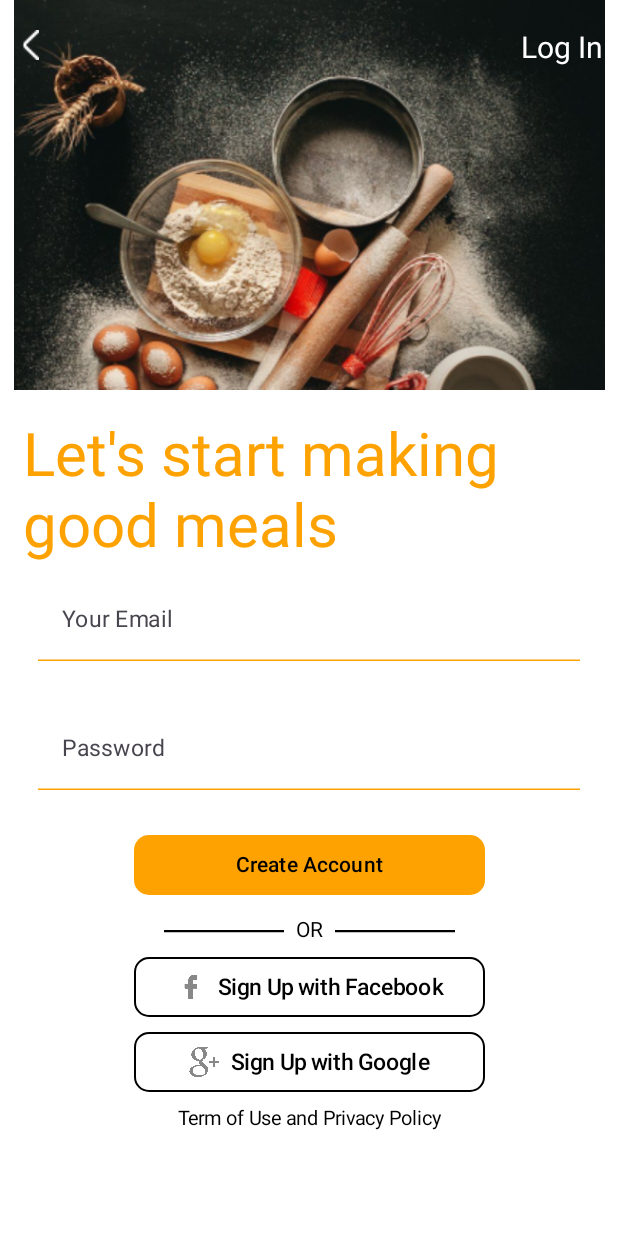
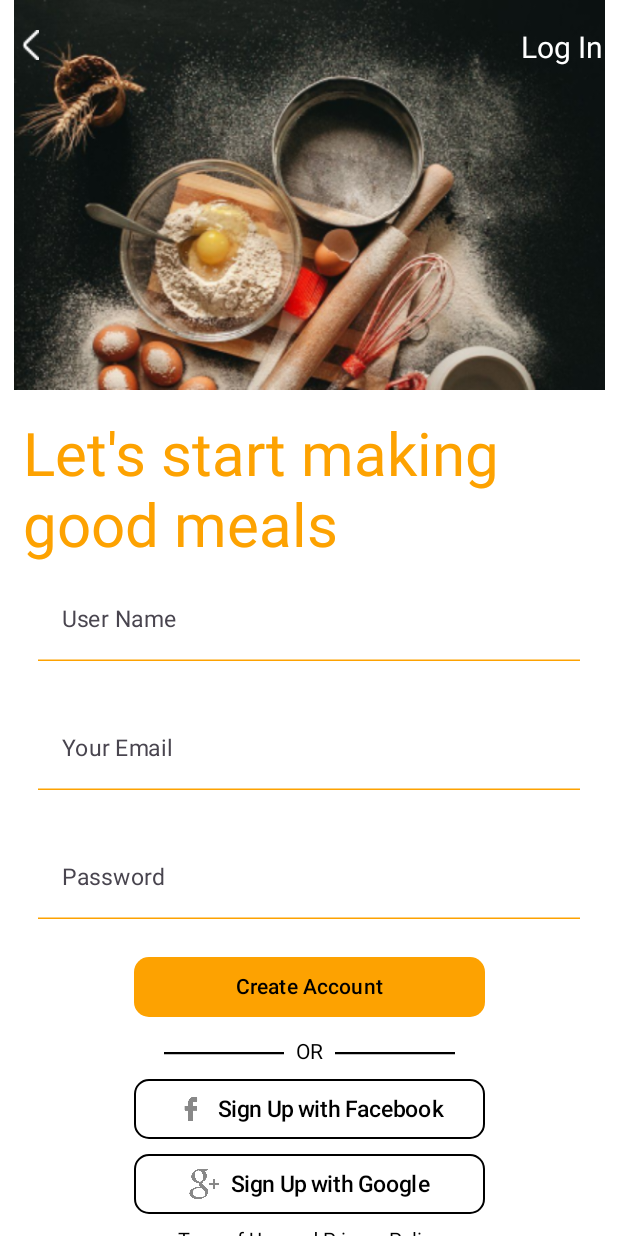
Before and after one commit to sarmesh17/AI-Recipe-App, an Android app built with Jetpack Compose: the @Preview function CreateAccountScreen, on a phone screen of 412 x 824 dp. Run offline under Robolectric (Android 15) with nearby library versions, the phone set to English and light mode, and no system bars.

Commit message:
add user name

```diff
--- a/app/src/main/java/com/matrix/airecipeapp/presentation/CreateAccountScreen.kt
+++ b/app/src/main/java/com/matrix/airecipeapp/presentation/CreateAccountScreen.kt
@@ -47,6 +47,12 @@ fun CreateAccountScreen(){
     var email by remember {androidx.compose.runtime.mutableStateOf("")
 
     }
+    var password by remember {androidx.compose.runtime.mutableStateOf("")
+
+    }
+    var uesrname by remember {androidx.compose.runtime.mutableStateOf("")
+
+    }
     Column (modifier = Modifier.fillMaxSize()){
         Box {
             Image(painter = painterResource(id = R.drawable.imgofcreateacc), contentDescription =null, modifier = Modifier
@@ -71,6 +77,14 @@ fun CreateAccountScreen(){
 
         }
         Column {
+
+            TextField(value = uesrname, onValueChange = {uesrname = it}, placeholder = { Text(text = "User Name", fontSize = 15.sp)},
+                colors = TextFieldDefaults.colors(unfocusedIndicatorColor = colorResource(
+                    id = R.color.amber), focusedIndicatorColor = colorResource(id = R.color.amber),
+                    focusedContainerColor = Color.White, unfocusedContainerColor = Color.White), modifier = Modifier
+                    .fillMaxWidth()
+                    .padding(top = 10.dp, bottom = 10.dp, start = 25.dp, end = 25.dp))
+            Spacer(modifier = Modifier.height(10.dp))
             TextField(value = email, onValueChange = {email = it}, placeholder = { Text(text = "Your Email", fontSize = 15.sp)},
                 colors = TextFieldDefaults.colors(unfocusedIndicatorColor = colorResource(
                 id = R.color.amber), focusedIndicatorColor = colorResource(id = R.color.amber),
@@ -78,7 +92,7 @@ fun CreateAccountScreen(){
                     .fillMaxWidth()
                     .padding(top = 10.dp, bottom = 10.dp, start = 25.dp, end = 25.dp))
             Spacer(modifier = Modifier.height(10.dp))
-            TextField(value = email, onValueChange = {email = it}, placeholder = { Text(text = "Password", fontSize = 15.sp)},
+            TextField(value = password, onValueChange = {password = it}, placeholder = { Text(text = "Password", fontSize = 15.sp)},
                 colors = TextFieldDefaults.colors(unfocusedIndicatorColor = colorResource(
                     id = R.color.amber), focusedIndicatorColor = colorResource(id = R.color.amber),
                     focusedContainerColor = Color.White, unfocusedContainerColor = Color.White), modifier = Modifier
@@ -86,7 +100,7 @@ fun CreateAccountScreen(){
                     .padding(top = 10.dp, bottom = 10.dp, start = 25.dp, end = 25.dp))
 
         }
-        Spacer(modifier = Modifier.height(20.dp))
+        Spacer(modifier = Modifier.height(15.dp))
         Column (modifier = Modifier
             .height(250.dp)
             .fillMaxWidth(), horizontalAlignment = Alignment.CenterHorizontally)
```
Also changed, not shown: app/src/main/res/font/supermercado_regular.ttf (added).
